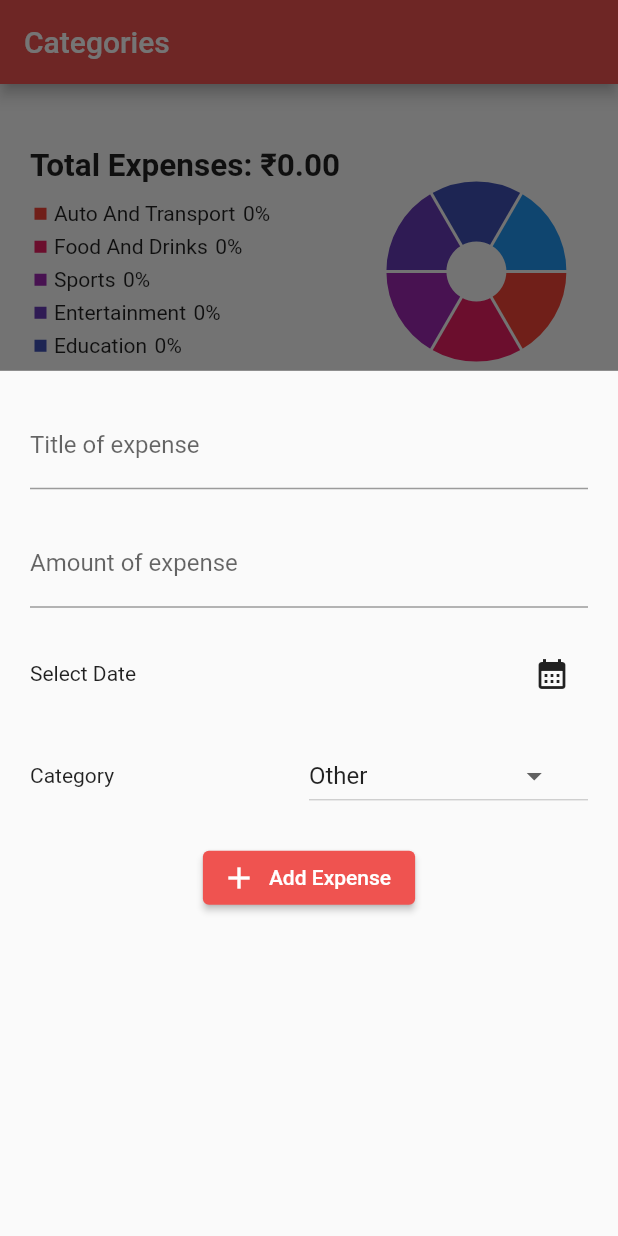
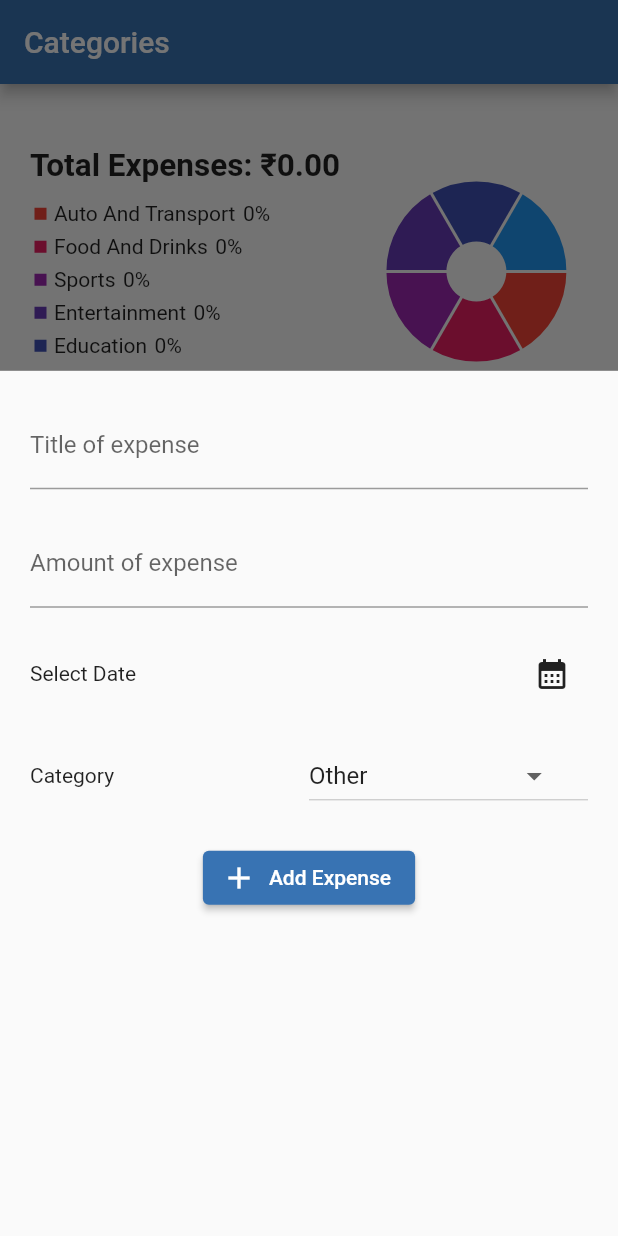
Before and after one commit to raunak51299/Expense-Tracker-App, a Flutter app: the screen it shows after launch, after a tap on the "add" icon, on a phone screen of 412 x 824 dp. Run offline on Flutter 3.47's test engine with Material 2 defaults, Android fonts, the phone set to English and light mode, and no system bars; drawn by our look-alikes of fl_chart; our stand-ins replace sqflite; accounts and stored records are empty.

Commit message:
changed few colors

```diff
--- a/lib/screens/all_expenses.dart
+++ b/lib/screens/all_expenses.dart
@@ -15,7 +15,7 @@ class _AllExpensesState extends State<AllExpenses> {
     return Scaffold(
       appBar: AppBar(
         title: const Text('All Expenses'),
-        backgroundColor: Colors.red[400],
+        backgroundColor: Color.fromARGB(255, 56, 115, 179),
       ),
       body: const AllExpensesFetcher(),
     );
--- a/lib/screens/category_screen.dart
+++ b/lib/screens/category_screen.dart
@@ -10,7 +10,7 @@ class CategoryScreen extends StatelessWidget {
     return Scaffold(
       appBar: AppBar(
         title: const Text('Categories'),
-        backgroundColor: Colors.red[400],
+        backgroundColor: Color.fromARGB(255, 56, 115, 179),
       ),
       body: const CategoryFetcher(),
       floatingActionButton: FloatingActionButton(
@@ -21,7 +21,7 @@ class CategoryScreen extends StatelessWidget {
             builder: (_) => const ExpenseForm(),
           );
         },
-        backgroundColor: Colors.red[400],
+        backgroundColor: Color.fromARGB(255, 56, 115, 179),
         child: const Icon(Icons.add),
       ),
     );
--- a/lib/screens/expense_screen.dart
+++ b/lib/screens/expense_screen.dart
@@ -11,7 +11,7 @@ class ExpenseScreen extends StatelessWidget {
     return Scaffold(
       appBar: AppBar(
         title: const Text('Expense Screen'),
-        backgroundColor: Colors.red[400],
+        backgroundColor: Color.fromARGB(255, 56, 115, 179),
       ),
       body: ExpenseFetcher(category),
     );
--- a/lib/widgets/expense_form.dart
+++ b/lib/widgets/expense_form.dart
@@ -102,7 +102,7 @@ class _ExpenseFormState extends State<ExpenseForm> {
             const SizedBox(height: 20.0),
             ElevatedButton.icon(
               style: ButtonStyle(
-                backgroundColor: MaterialStatePropertyAll(Colors.red[400]),
+                backgroundColor: MaterialStatePropertyAll( Color.fromARGB(255, 56, 115, 179)),
               ),
               onPressed: () {
                 if (_title.text != '' && _amount.text != '') {
```
